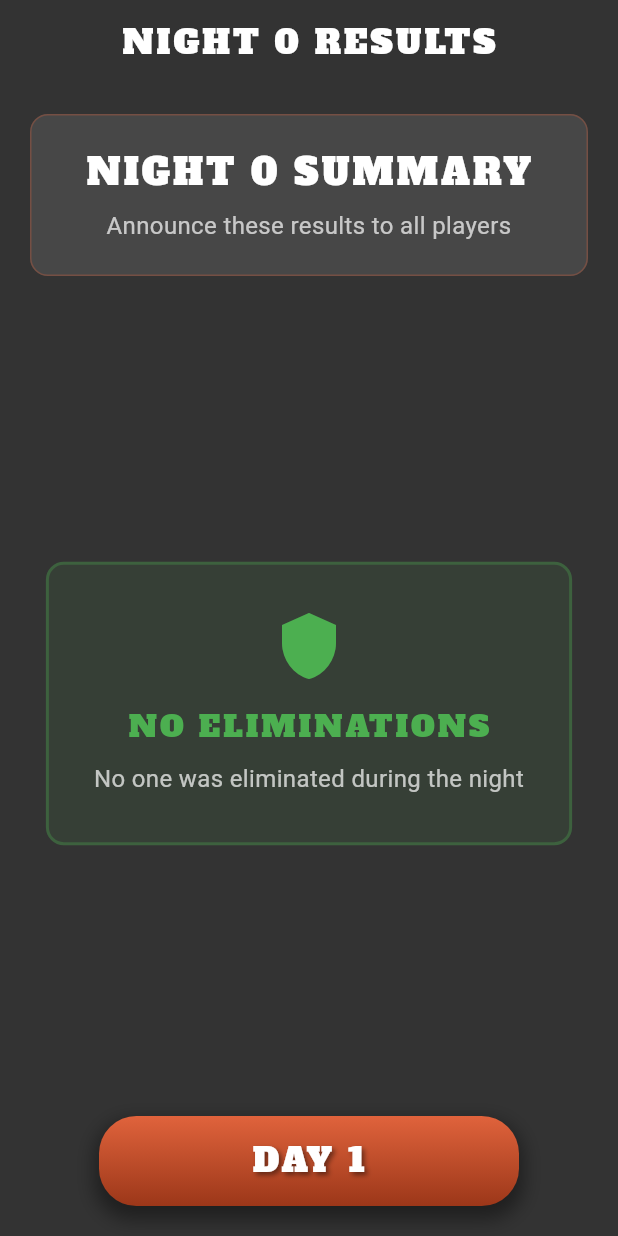
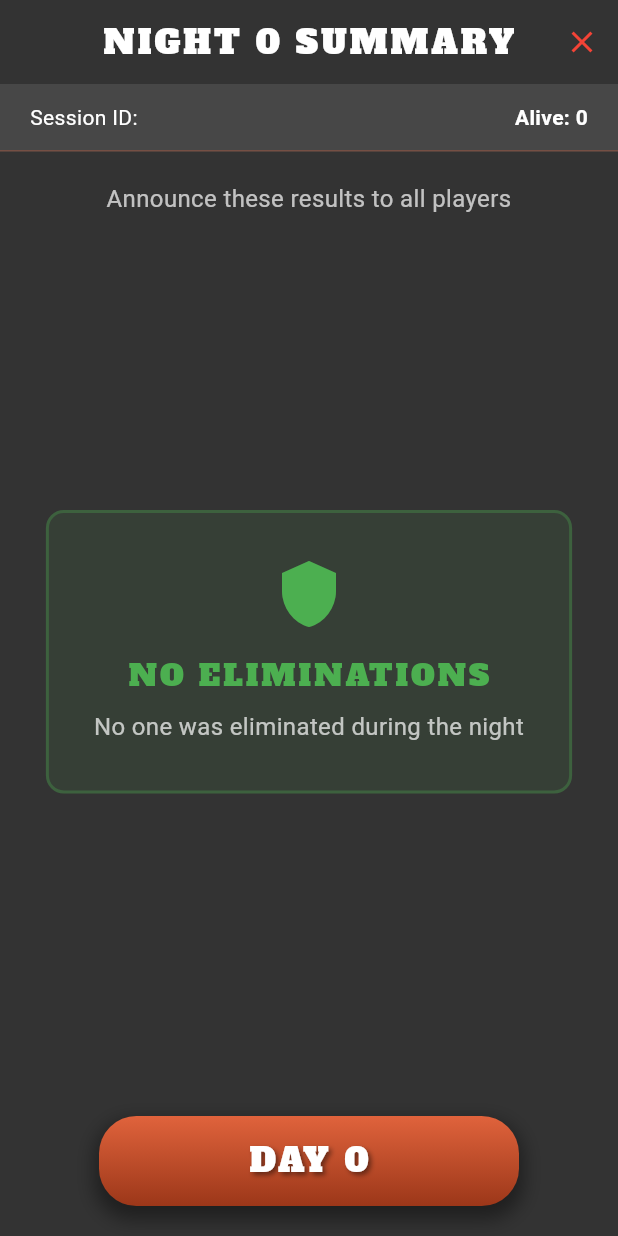
Before and after one commit to don-haddad/mafia-mod-tool, a Flutter app: the NightSummaryScreen screen opened directly with empty values, on a phone screen of 412 x 824 dp. Run offline on Flutter 3.47's test engine with Material 3 defaults, Android fonts, the light colour scheme and no system bars; our stand-ins replace cloud_firestore, firebase_core, flutter_svg, qr_flutter; accounts and stored records are empty.

Commit message:
re-design night_summary_screen.dart Consistent UI: Now matches the pattern of other screens Fresh Data: Fetches current alive player count from Firebase Proper Error Handling: Handles Firebase fetch errors gracefully Identical Abort Logic: Same abort functionality as night phase screen

```diff
--- a/lib/screens/night_summary_screen.dart
+++ b/lib/screens/night_summary_screen.dart
@@ -2,8 +2,9 @@ import 'package:flutter/material.dart';
 import '../components/buttons/primary_button.dart';
 import '../components/app_colors.dart';
 import '../components/app_text_styles.dart';
+import '../services/session_service.dart';
 
-class NightSummaryScreen extends StatelessWidget {
+class NightSummaryScreen extends StatefulWidget {
   final String sessionId;
   final int nightNumber;
   final List<NightResult> eliminationResults;
@@ -14,6 +15,90 @@ class NightSummaryScreen extends StatelessWidget {
     required this.nightNumber,
     required this.eliminationResults,
   });
+
+  @override
+  State<NightSummaryScreen> createState() => _NightSummaryScreenState();
+}
+
+class _NightSummaryScreenState extends State<NightSummaryScreen> {
+  int alivePlayersCount = 0;
+  bool isLoading = true;
+
+  @override
+  void initState() {
+    super.initState();
+    _loadGameState();
+  }
+
+  // Fetch fresh game state from Firebase
+  Future<void> _loadGameState() async {
+    try {
+      final sessionData = await SessionService.getSession(widget.sessionId);
+      if (sessionData != null && mounted) {
+        final players = List<Map<String, dynamic>>.from(sessionData['players'] ?? []);
+        setState(() {
+          alivePlayersCount = players.where((player) => player['isAlive'] ?? true).length;
+          isLoading = false;
+        });
+      }
+    } catch (e) {
+      debugPrint('Error loading game state: $e');
+      if (mounted) {
+        setState(() {
+          isLoading = false;
+        });
+      }
+    }
+  }
+
+  void _abortGame() {
+    showDialog(
+      context: context,
+      builder: (context) => AlertDialog(
+        backgroundColor: AppColors.darkGray,
+        title: Text(
+          'ABORT GAME',
+          style: TextStyle(
+            color: AppColors.white,
+            fontFamily: 'AlfaSlabOne',
+            fontSize: 16,
+          ),
+        ),
+        content: Text(
+          'Are you sure you want to abort the game?\nThis will return you to the main menu.',
+          style: TextStyle(color: AppColors.white),
+        ),
+        actions: [
+          TextButton(
+            onPressed: () => Navigator.pop(context),
+            child: Text(
+              'CANCEL',
+              style: TextStyle(
+                color: AppColors.primaryOrange,
+                fontFamily: 'AlfaSlabOne',
+                fontSize: 12,
+              ),
+            ),
+          ),
+          TextButton(
+            onPressed: () {
+              Navigator.pop(context); // Close dialog
+              // TODO: Add SessionService.endGame() call here
+              Navigator.popUntil(context, (route) => route.isFirst);
+            },
+            child: Text(
+              'ABORT',
+              style: TextStyle(
+                color: Colors.red,
+                fontFamily: 'AlfaSlabOne',
+                fontSize: 12,
+              ),
+            ),
+          ),
+        ],
+      ),
+    );
+  }
 
   @override
   Widget build(BuildContext context) {
@@ -27,48 +112,82 @@ class NightSummaryScreen extends StatelessWidget {
         surfaceTintColor: Colors.transparent,
         scrolledUnderElevation: 0,
         title: Text(
-          'NIGHT $nightNumber RESULTS',
+          'NIGHT ${widget.nightNumber} SUMMARY',
           style: AppTextStyles.screenTitle,
         ),
         centerTitle: true,
+        actions: [
+          IconButton(
+            icon: Icon(Icons.close, color: Colors.red),
+            onPressed: _abortGame,
+            tooltip: 'Abort Game',
           ),
-      body: Padding(
-        padding: const EdgeInsets.all(20.0),
+        ],
+      ),
+      body: isLoading
+          ? Center(
         child: Column(
+          mainAxisAlignment: MainAxisAlignment.center,
           children: [
-            // Header section
+            CircularProgressIndicator.adaptive(
+              valueColor: AlwaysStoppedAnimation<Color>(AppColors.primaryOrange),
+            ),
+            const SizedBox(height: 20),
+            Text(
+              'Loading game state...',
+              style: AppTextStyles.bodyTextWhite,
+            ),
+          ],
+        ),
+      )
+          : Column(
+        children: [
+          // Header bar with Session ID and Alive count (identical to overview_screen.dart)
           Container(
             width: double.infinity,
-              padding: const EdgeInsets.all(20),
+            padding: const EdgeInsets.symmetric(horizontal: 20, vertical: 12),
             decoration: BoxDecoration(
               color: Colors.white.withValues(alpha: 0.1),
-                borderRadius: BorderRadius.circular(12),
-                border: Border.all(
+              border: Border(
+                bottom: BorderSide(
                   color: AppColors.primaryOrange.withValues(alpha: 0.3),
                   width: 1,
                 ),
               ),
-              child: Column(
+            ),
+            child: Row(
+              mainAxisAlignment: MainAxisAlignment.spaceBetween,
               children: [
                 Text(
-                    'NIGHT $nightNumber SUMMARY',
-                    style: AppTextStyles.sectionHeader.copyWith(fontSize: 24),
+                  'Session ID: ${widget.sessionId}',
+                  style: AppTextStyles.bodyTextWhite.copyWith(fontSize: 14),
                 ),
-                  const SizedBox(height: 8),
                 Text(
-                    'Announce these results to all players',
-                    style: AppTextStyles.bodyText.copyWith(fontSize: 16),
-                    textAlign: TextAlign.center,
+                  'Alive: $alivePlayersCount',
+                  style: AppTextStyles.bodyTextWhite.copyWith(
+                    fontSize: 14,
+                    fontWeight: FontWeight.bold,
+                  ),
                 ),
               ],
             ),
           ),
 
-            const SizedBox(height: 30),
+          // Simple instruction text (replaces the boxed header)
+          Padding(
+            padding: const EdgeInsets.all(20.0),
+            child: Text(
+              'Announce these results to all players',
+              style: AppTextStyles.bodyText.copyWith(fontSize: 16),
+              textAlign: TextAlign.center,
+            ),
+          ),
 
           // Results section
           Expanded(
-              child: eliminationResults.isEmpty
+            child: Padding(
+              padding: const EdgeInsets.symmetric(horizontal: 20.0),
+              child: widget.eliminationResults.isEmpty
                   ? Center(
                 child: Container(
                   padding: const EdgeInsets.all(30),
@@ -107,9 +226,9 @@ class NightSummaryScreen extends StatelessWidget {
                 ),
               )
                   : ListView.builder(
-                itemCount: eliminationResults.length,
+                itemCount: widget.eliminationResults.length,
                 itemBuilder: (context, index) {
-                  final result = eliminationResults[index];
+                  final result = widget.eliminationResults[index];
                   return Container(
                     margin: const EdgeInsets.only(bottom: 16),
                     padding: const EdgeInsets.all(20),
@@ -154,25 +273,28 @@ class NightSummaryScreen extends StatelessWidget {
                 },
               ),
             ),
+          ),
 
           const SizedBox(height: 20),
 
-            // Bottom button
-            PrimaryButton(
-              text: 'DAY ${nightNumber + 1}',
+          // Bottom button - FIXED: Now shows correct day number
+          Padding(
+            padding: const EdgeInsets.all(20.0),
+            child: PrimaryButton(
+              text: 'DAY ${widget.nightNumber}', // FIXED: Removed +1
               width: 280,
               fontSize: 22,
               onPressed: () => _navigateToDayPhase(context),
             ),
+          ),
         ],
-        ),
       ),
     );
   }
 
   void _navigateToDayPhase(BuildContext context) {
     // TODO: Navigate to day phase screen when implemented
-    debugPrint('Navigate to Day ${nightNumber + 1}');
+    debugPrint('Navigate to Day ${widget.nightNumber}'); // FIXED: Removed +1
 
     // For now, show a placeholder dialog
     showDialog(
@@ -180,7 +302,7 @@ class NightSummaryScreen extends StatelessWidget {
       builder: (context) => AlertDialog(
         backgroundColor: AppColors.darkGray,
         title: Text(
-          'DAY ${nightNumber + 1}',
+          'DAY ${widget.nightNumber}', // FIXED: Removed +1
           style: TextStyle(
             color: AppColors.white,
             fontFamily: 'AlfaSlabOne',
```
Lines whose indentation alone changed are shown as unchanged.
